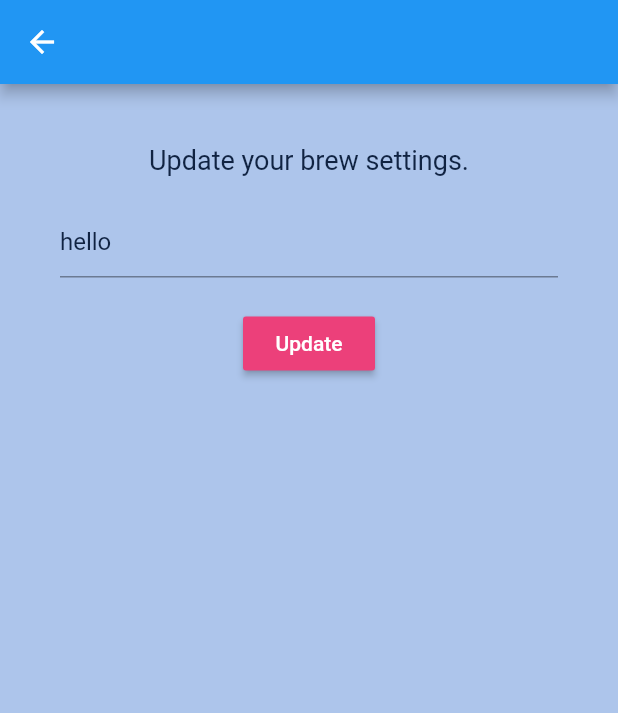
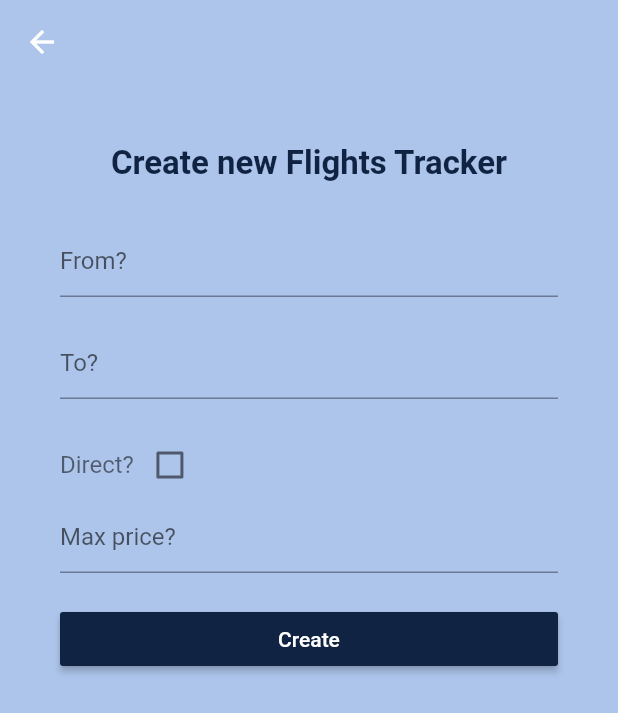
Before and after one commit to keiwanmosaddegh/frugal_flights, a Flutter app: the screen it shows after launch, after a tap on the "add" icon, on a phone screen of 412 x 824 dp. Shown: the top 713 px of the screen. Run offline on Flutter 3.47's test engine with Material 2 defaults, Android fonts, the phone set to English and light mode, and no system bars.

Commit message:
Added the ability to add and remove flight trackers

```diff
--- a/lib/main.dart
+++ b/lib/main.dart
@@ -1,7 +1,7 @@
 import 'package:flutter/material.dart';
 import 'package:frugal_flights/common/constants.dart';
-import 'package:frugal_flights/screens/homepage/flights.dart';
-import 'package:frugal_flights/view_models/flights_provider.dart';
+import 'package:frugal_flights/screens/homepage/homepage.dart';
+import 'package:frugal_flights/services/database.dart';
 import 'package:provider/provider.dart';
 
 void main() => runApp(MyApp());
@@ -10,16 +10,16 @@ class MyApp extends StatelessWidget {
   // This widget is the root of your application.
   @override
   Widget build(BuildContext context) {
-    return MaterialApp(
+    return ChangeNotifierProvider(
+      create: (context) => Database(),
+      child: MaterialApp(
         title: 'Flutter Demo',
         theme: ThemeData(
           scaffoldBackgroundColor: kBackgroundColor,
           textTheme: Theme.of(context).textTheme.apply(bodyColor: kTextColor),
         ),
         debugShowCheckedModeBanner: false,
-      home: ChangeNotifierProvider(
-          create: (BuildContext context) => FlightsProvider(),
-          child: FlightsPage(),
+        home: Homepage(),
       ),
     );
   }
--- /dev/null
+++ b/lib/models/tracker.dart
@@ -0,0 +1,27 @@
+class Tracker {
+  Tracker({
+    this.outbound,
+    this.inbound,
+    this.direct,
+    this.maxPrice,
+  });
+
+  final String outbound;
+  final String inbound;
+  final bool direct;
+  final int maxPrice;
+
+  factory Tracker.fromJson(Map<String, dynamic> json) => Tracker(
+        outbound: json["outbound"],
+        inbound: json["inbound"],
+        direct: json["direct"],
+        maxPrice: json["maxPrice"],
+      );
+
+  Map<String, dynamic> toJson() => {
+        "outbound": outbound,
+        "inbound": inbound,
+        "direct": direct,
+        "maxPrice": maxPrice,
+      };
+}
--- /dev/null
+++ b/lib/screens/homepage/EmptyListMessage.dart
@@ -0,0 +1,21 @@
+import 'package:flutter/material.dart';
+
+class EmptyListMessage extends StatelessWidget {
+  const EmptyListMessage({
+    Key key,
+  }) : super(key: key);
+
+  @override
+  Widget build(BuildContext context) {
+    return Container(
+      padding: EdgeInsets.only(top: 30),
+      child: Text(
+        "Currently no flight trackers",
+        style: TextStyle(
+            fontSize: 20,
+            fontStyle: FontStyle.italic
+        ),
+      ),
+    );
+  }
+}
--- a/lib/screens/homepage/flights.dart
+++ /dev/null
@@ -1,107 +0,0 @@
-import 'package:flutter/material.dart';
-import 'package:frugal_flights/common/constants.dart';
-import 'package:frugal_flights/common/custom_title.dart';
-import 'package:frugal_flights/screens/homepage/header.dart';
-import 'package:frugal_flights/screens/homepage/watchlist_setting.dart';
-import 'package:frugal_flights/screens/watch_form/watch_form.dart';
-import 'package:frugal_flights/view_models/flights_provider.dart';
-import 'package:provider/provider.dart';
-
-class FlightsPage extends StatefulWidget {
-  @override
-  _FlightsPageState createState() => _FlightsPageState();
-}
-
-class _FlightsPageState extends State<FlightsPage> {
-  @override
-  void initState() {
-    super.initState();
-    Provider.of<FlightsProvider>(context, listen: false);
-  }
-
-  @override
-  Widget build(BuildContext context) {
-    Size size = MediaQuery.of(context).size;
-    final provider = Provider.of<FlightsProvider>(context);
-
-    return Scaffold(
-        appBar: AppBar(
-          backgroundColor: kBackgroundColor,
-          elevation: 0,
-        ),
-        body: provider.isLoading
-            ? Center(
-                child: CircularProgressIndicator(),
-              )
-            : Column(
-                children: [
-                  Header(size: size),
-                  Container(
-                    alignment: Alignment.center,
-                    margin: EdgeInsets.only(
-                      left: kDefaultPadding,
-                    ),
-                    child: Row(
-                      mainAxisAlignment: MainAxisAlignment.spaceBetween,
-                      crossAxisAlignment: CrossAxisAlignment.end,
-                      children: [
-                        CustomTitle(text: "Watchlist"),
-                        FlatButton(
-                          onPressed: () {
-                            Navigator.push(
-                              context,
-                              MaterialPageRoute(builder: (context) => WatchForm()),
-                            );
-                          },
-                          color: Colors.white,
-                          child: Icon(
-                            Icons.add,
-                            color: kTextColor,
-                          ),
-                          shape: CircleBorder(),
-                        ),
-                      ],
-                    ),
-                  ),
-                  Container(
-                    margin: EdgeInsets.symmetric(
-                      horizontal: kDefaultPadding,
-                    ),
-                    padding: EdgeInsets.symmetric(
-                        horizontal: kDefaultPadding, vertical: kDefaultPadding),
-                    decoration: BoxDecoration(
-                      color: Colors.white,
-                      borderRadius: BorderRadius.circular(20),
-                      boxShadow: [
-                        BoxShadow(
-                          offset: Offset(0, 10),
-                          color: kPrimaryColor.withOpacity(0.23),
-                        ),
-                      ],
-                    ),
-                    child: Column(
-                      mainAxisAlignment: MainAxisAlignment.spaceEvenly,
-                      children: [
-                        WatchlistSetting(
-                          setting: "Outbound",
-                          settingValue: "CPH-sky",
-                        ),
-                        WatchlistSetting(
-                          setting: "Inbound",
-                          settingValue: "AGP-sky",
-                        ),
-                        WatchlistSetting(
-                          setting: "Direct",
-                          settingValue: "True",
-                        ),
-                        WatchlistSetting(
-                          setting: "Max price",
-                          settingValue: "${provider.minPrice} SEK",
-                        ),
-                      ],
-                    ),
-                  ),
-                ],
-              ));
-  }
-}
--- /dev/null
+++ b/lib/screens/homepage/homepage.dart
@@ -0,0 +1,94 @@
+import 'package:flutter/cupertino.dart';
+import 'package:flutter/material.dart';
+import 'package:frugal_flights/common/constants.dart';
+import 'package:frugal_flights/common/custom_title.dart';
+import 'package:frugal_flights/screens/homepage/EmptyListMessage.dart';
+import 'package:frugal_flights/screens/homepage/header.dart';
+import 'package:frugal_flights/screens/homepage/watchlist_setting.dart';
+import 'file:///C:/Users/keiwa/Documents/projects/apps/frugal_flights/lib/screens/homepage/FlightTrackerCard.dart';
+import 'package:frugal_flights/screens/watch_form/watch_form.dart';
+import 'package:frugal_flights/services/database.dart';
+import 'package:frugal_flights/view_models/homepage_view_model.dart';
+import 'package:provider/provider.dart';
+
+class Homepage extends StatefulWidget {
+  @override
+  _HomepageState createState() => _HomepageState();
+}
+
+class _HomepageState extends State<Homepage> {
+  @override
+  Widget build(BuildContext context) {
+    return ChangeNotifierProvider(
+      create: (context) => HomepageViewModel(),
+      child: Builder(builder: (context) {
+        Size size = MediaQuery.of(context).size;
+        final provider = Provider.of<HomepageViewModel>(context);
+        final db = Provider.of<Database>(context);
+        return Scaffold(
+            appBar: AppBar(
+              backgroundColor: kBackgroundColor,
+              elevation: 0,
+            ),
+            body: provider.isLoading
+                ? Center(
+                    child: CircularProgressIndicator(),
+                  )
+                : Column(
+                    children: [
+                      Header(size: size),
+                      Container(
+                        alignment: Alignment.center,
+                        margin: EdgeInsets.only(
+                          left: kDefaultPadding,
+                        ),
+                        child: Row(
+                          mainAxisAlignment: MainAxisAlignment.spaceBetween,
+                          crossAxisAlignment: CrossAxisAlignment.end,
+                          children: [
+                            CustomTitle(text: "Watchlist"),
+                            FlatButton(
+                              onPressed: () {
+                                Navigator.push(
+                                  context,
+                                  MaterialPageRoute(
+                                      builder: (context) => WatchForm()),
+                                );
+                              },
+                              color: Colors.white,
+                              child: Icon(
+                                Icons.add,
+                                color: kTextColor,
+                              ),
+                              shape: CircleBorder(),
+                            ),
+                          ],
+                        ),
+                      ),
+                      db.trackers.length > 0
+                          ? Expanded(
+                              child: ListView.builder(
+                                itemCount: db.trackers.length,
+                                itemBuilder: (BuildContext context, int index) {
+                                  return Dismissible(
+                                    key: Key(db.trackers[index].inbound),
+                                    onDismissed: (direction) {
+                                      db.removeTracker(db.trackers[index]);
+                                    },
+                                    child: FlightTrackerCard(
+                                      outbound: db.trackers[index].outbound,
+                                      inbound: db.trackers[index].inbound,
+                                      direct: db.trackers[index].direct,
+                                      maxPrice: db.trackers[index].maxPrice,
+                                    ),
+                                  );
+                                },
+                              ),
+                            )
+                          : EmptyListMessage(),
+                    ],
+                  ));
+      }),
+    );
+  }
+}
--- a/lib/screens/watch_form/watch_form.dart
+++ b/lib/screens/watch_form/watch_form.dart
@@ -1,42 +1,104 @@
 import 'package:flutter/cupertino.dart';
 import 'package:flutter/material.dart';
+import 'package:frugal_flights/common/constants.dart';
+import 'package:frugal_flights/common/custom_title.dart';
+import 'package:frugal_flights/models/tracker.dart';
+import 'package:frugal_flights/services/database.dart';
+import 'package:frugal_flights/view_models/watch_view_model.dart';
+import 'package:provider/provider.dart';
 
-class WatchForm extends StatelessWidget {
+class WatchForm extends StatefulWidget {
+  @override
+  _WatchFormState createState() => _WatchFormState();
+}
+
+class _WatchFormState extends State<WatchForm> {
+  final _formKey = GlobalKey<FormState>();
+
   @override
   Widget build(BuildContext context) {
+    return ChangeNotifierProvider(
+      create: (context) => WatchViewModel(),
+      child: Builder(builder: (context) {
+        final vm = Provider.of<WatchViewModel>(context);
+        final db = Provider.of<Database>(context);
         return Scaffold(
-      appBar: AppBar(),
+          appBar: AppBar(
+            backgroundColor: Colors.transparent,
+            elevation: 0,
+          ),
           body: Container(
             padding: EdgeInsets.all(40),
             child: Form(
+              key: _formKey,
               child: Column(
                 children: <Widget>[
-              Text(
-                "Update your brew settings.",
-                style: TextStyle(fontSize: 18),
+                  CustomTitle(text: "Create new Flights Tracker"),
+                  SizedBox(height: 20),
+                  Flexible(
+                    child: ListView(
+                      children: [
+                        TextFormField(
+                          decoration: new InputDecoration(hintText: "From?"),
+                          onChanged: (val) => vm.fromValue = val,
+                          validator: (val) => val.isEmpty
+                              ? 'Please enter an outbound place'
+                              : null,
                         ),
                         SizedBox(height: 20),
                         TextFormField(
-                initialValue: "hello",
+                          decoration: new InputDecoration(hintText: "To?"),
+                          onChanged: (val) => vm.toValue = val,
+                          validator: (val) => val.isEmpty
+                              ? 'Please enter an inbound place'
+                              : null,
+                        ),
+                        SizedBox(height: 20),
+                        Row(
+                          children: [
+                            Text(
+                              "Direct?",
+                              style: TextStyle(
+                                  fontSize: 16, color: Colors.black54),
+                            ),
+                            Checkbox(
+                              value: vm.directValue,
+                              onChanged: (val) => vm.directValue = val,
+                            ),
+                          ],
+                        ),
+                        TextFormField(
+                          decoration:
+                              new InputDecoration(hintText: "Max price?"),
+                          onChanged: (val) => vm.maxPriceValue = int.parse(val),
                           validator: (val) =>
-                val.isEmpty ? 'Please enter a name' : null,
-                onChanged: (val) => {},
+                              val.isEmpty ? 'Please enter a max price' : null,
                         ),
                         SizedBox(height: 20),
                         RaisedButton(
-                color: Colors.pink[400],
-                child: Text(
-                  "Update",
-                  style: TextStyle(color: Colors.white),
+                          color: kTextColor,
+                          textColor: Colors.white,
+                          child: Text("Create"),
+                          onPressed: () async {
+                            if (_formKey.currentState.validate()) {
+                              db.addTracker(new Tracker(
+                                  outbound: vm.fromValue,
+                                  inbound: vm.toValue,
+                                  direct: vm.directValue,
+                                  maxPrice: vm.maxPriceValue));
+                              Navigator.pop(context);
+                            }
+                          },
                         ),
-                onPressed: () async {
-                  Navigator.pop(context);
-                },
+                      ],
+                    ),
                   )
                 ],
               ),
             ),
           ),
         );
+      }),
+    );
   }
 }
--- /dev/null
+++ b/lib/services/database.dart
@@ -0,0 +1,19 @@
+import 'package:flutter/cupertino.dart';
+import 'package:frugal_flights/models/tracker.dart';
+
+class Database extends ChangeNotifier {
+  List<Tracker> _trackers = new List<Tracker>();
+
+  List<Tracker> get trackers => _trackers;
+
+  void addTracker(Tracker tracker) {
+    _trackers.add(tracker);
+    notifyListeners();
+  }
+
+  void removeTracker(Tracker tracker) {
+    _trackers.remove(tracker);
+    notifyListeners();
+  }
+
+}
--- a/lib/view_models/flights_provider.dart
+++ b/lib/view_models/homepage_view_model.dart
@@ -1,13 +1,14 @@
 import 'package:flutter/foundation.dart';
 import 'package:frugal_flights/models/quote.dart';
 import 'package:frugal_flights/services/api_service.dart';
+import 'package:frugal_flights/services/database.dart';
 
 // ALL IN ALL
 // 1. Create a View Model for each Screen
 // 2. Let class extend ChangeNotifier
 // 3. And then simply call notifyListener() whenever you need to update the UI
 
-class FlightsProvider extends ChangeNotifier {
+class HomepageViewModel extends ChangeNotifier {
   List<Quote> quotes = List<Quote>();
   bool isLoading = false;
   int minPrice = 2000;
--- /dev/null
+++ b/lib/view_models/watch_view_model.dart
@@ -0,0 +1,37 @@
+import 'package:flutter/cupertino.dart';
+
+class WatchViewModel extends ChangeNotifier {
+  String _fromValue = '';
+  String _toValue = '';
+  bool _directValue = false;
+  int _maxPriceValue = -1;
+
+
+  String get fromValue => _fromValue;
+
+  String get toValue => _toValue;
+
+  bool get directValue => _directValue;
+
+  int get maxPriceValue => _maxPriceValue;
+
+  set maxPriceValue(int value) {
+    _maxPriceValue = value;
+    notifyListeners();
+  }
+
+  set directValue(bool value) {
+    _directValue = value;
+    notifyListeners();
+  }
+
+  set toValue(String value) {
+    _toValue = value;
+    notifyListeners();
+  }
+
+  set fromValue(String value) {
+    _fromValue = value;
+    notifyListeners();
+  }
+}
```
Also changed, not shown: lib/screens/homepage/FlightTrackerCard.dart (added, +55 -0 lines). Lines whose indentation alone changed are shown as unchanged.
